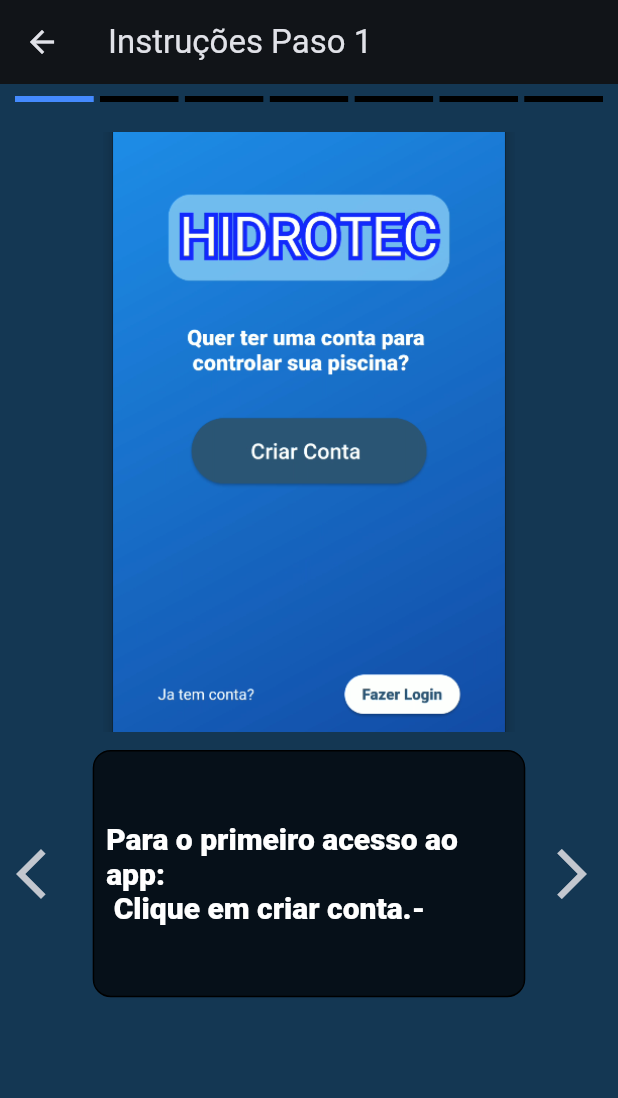
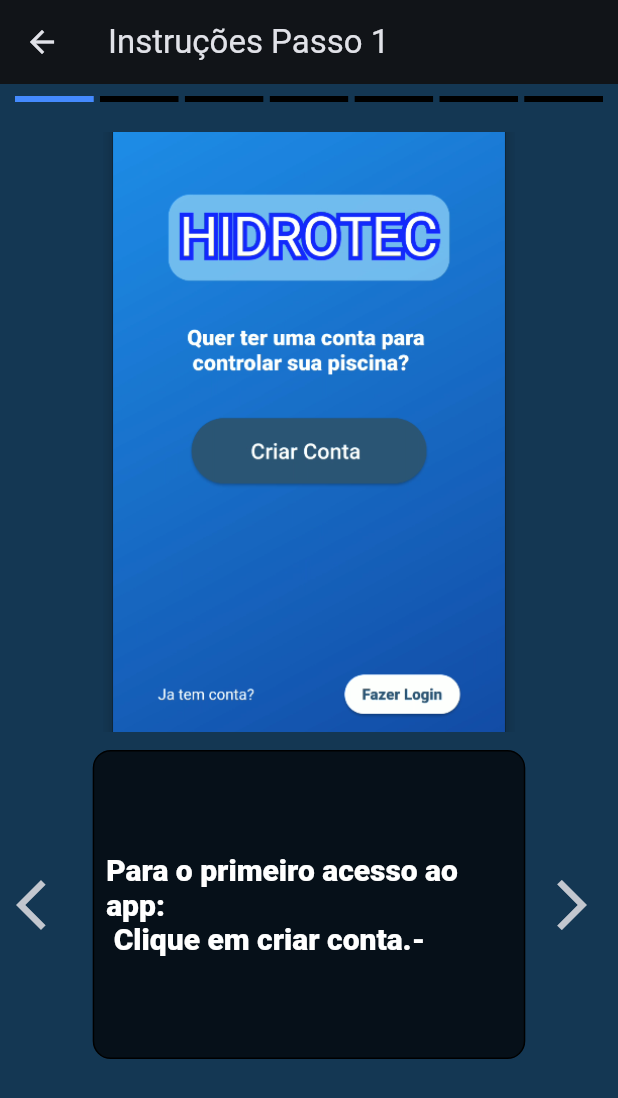
Before and after one commit to Alejandro-diego/hidrotecpub, a Flutter app: the InstructionPage1 screen opened directly, on a phone screen of 412 x 824 dp. Shown: the top 1098 px of the screen. Run offline on Flutter 3.47's test engine with Material 2 defaults, Android fonts, the phone set to English and light mode, and no system bars; drawn by our look-alikes of animated_text_kit, step_progress_indicator; our stand-ins replace google_fonts, page_transition.

Commit message:
first commit

```diff
--- a/lib/screen/instructions/instruction_page1.dart
+++ b/lib/screen/instructions/instruction_page1.dart
@@ -22,7 +22,7 @@ class _InstructionPage1State extends State<InstructionPage1> {
     return Scaffold(
       backgroundColor: const Color.fromARGB(255, 20, 55, 83),
       appBar: AppBar(
-        title: const Text('Instruções Paso 1'),
+        title: const Text('Instruções Passo 1'),
       ),
       body: Column(
         mainAxisSize: MainAxisSize.min,
--- a/lib/screen/instructions/instruction_page2.dart
+++ b/lib/screen/instructions/instruction_page2.dart
@@ -21,7 +21,7 @@ class _InstructionPage2State extends State<InstructionPage2> {
     return Scaffold(
       backgroundColor: const Color.fromARGB(255, 20, 55, 83),
       appBar: AppBar(
-        title: const Text('Instruções Paso 2'),
+        title: const Text('Instruções Passo 2'),
       ),
       body: Column(
         mainAxisSize: MainAxisSize.min,
--- a/lib/screen/instructions/instruction_page3.dart
+++ b/lib/screen/instructions/instruction_page3.dart
@@ -22,7 +22,7 @@ class _InstructionPage3State extends State<InstructionPage3> {
     return Scaffold(
       backgroundColor: const Color.fromARGB(255, 20, 55, 83),
       appBar: AppBar(
-        title: const Text('Instruções Paso 3'),
+        title: const Text('Instruções Passo 3'),
       ),
       body: Column(
         mainAxisSize: MainAxisSize.min,
--- a/lib/screen/instructions/instruction_page4.dart
+++ b/lib/screen/instructions/instruction_page4.dart
@@ -21,7 +21,7 @@ class _InstructionPage4State extends State<InstructionPage4> {
     return Scaffold(
       backgroundColor: const Color.fromARGB(255, 20, 55, 83),
       appBar: AppBar(
-        title: const Text('Instruções Paso 4'),
+        title: const Text('Instruções Passo 4'),
       ),
       body: Column(
         mainAxisSize: MainAxisSize.min,
--- a/lib/screen/instructions/instruction_page5.dart
+++ b/lib/screen/instructions/instruction_page5.dart
@@ -22,7 +22,7 @@ class _InstructionPage5State extends State<InstructionPage5> {
     return Scaffold(
       backgroundColor: const Color.fromARGB(255, 20, 55, 83),
       appBar: AppBar(
-        title: const Text('Instruções Paso 5'),
+        title: const Text('Instruções Passo 5'),
       ),
       body: Column(
         mainAxisSize: MainAxisSize.min,
--- a/lib/screen/instructions/instruction_page6.dart
+++ b/lib/screen/instructions/instruction_page6.dart
@@ -21,7 +21,7 @@
     return Scaffold(
       backgroundColor: const Color.fromARGB(255, 20, 55, 83),
       appBar: AppBar(
-        title: const Text('Instruções Paso 6'),
+        title: const Text('Instruções Passo 6'),
       ),
       body: Column(
         mainAxisSize: MainAxisSize.min,
--- a/lib/screen/instructions/instruction_page7.dart
+++ b/lib/screen/instructions/instruction_page7.dart
@@ -20,7 +20,7 @@ class _InstructionPage7State extends State<InstructionPage7> {
     return Scaffold(
       backgroundColor: const Color.fromARGB(255, 20, 55, 83),
       appBar: AppBar(
-        title: const Text('Instruções Paso 7'),
+        title: const Text('Instruções Passo 7'),
       ),
       body: Column(
         mainAxisSize: MainAxisSize.min,
--- a/lib/screen/screen_one/screen_one_movil.dart
+++ b/lib/screen/screen_one/screen_one_movil.dart
@@ -100,7 +100,7 @@ class ScreenOneMovil extends StatelessWidget {
                           width: 10,
                         ),
                         Text(
-                          'O Controle e configuração \n (automático e ou manual)\n da temperatura da água da piscina .-',
+                          'O Controle e configuração \n (automático e ou manual) da\ntemperatura da água da piscina.-',
                           style: TextStyle(
                               fontWeight: FontWeight.w900,
                               fontSize: size.height * 0.025),
@@ -160,7 +160,7 @@ class ScreenOneMovil extends StatelessWidget {
                           width: 10,
                         ),
                         Text(
-                          'Controle da bomba e luzes leds através do\n aplicativo, no dispositivo móvel.-',
+                          'Controle da bomba e luzes\n leds através do aplicativo,\n no dispositivo móvel.-',
                           style: TextStyle(
                               fontWeight: FontWeight.w900,
                               fontSize: size.height * 0.025),
--- a/lib/widget/movil_page.dart
+++ b/lib/widget/movil_page.dart
@@ -59,7 +59,7 @@ class _MovilPageState extends State<MovilPage> {
               ),
             ),
             Container(
-              height: size.height * 0.2,
+              height: size.height * 0.25,
               width: size.width * 0.7,
               decoration: BoxDecoration(
                   color: Colors.black.withOpacity(.7),
```
